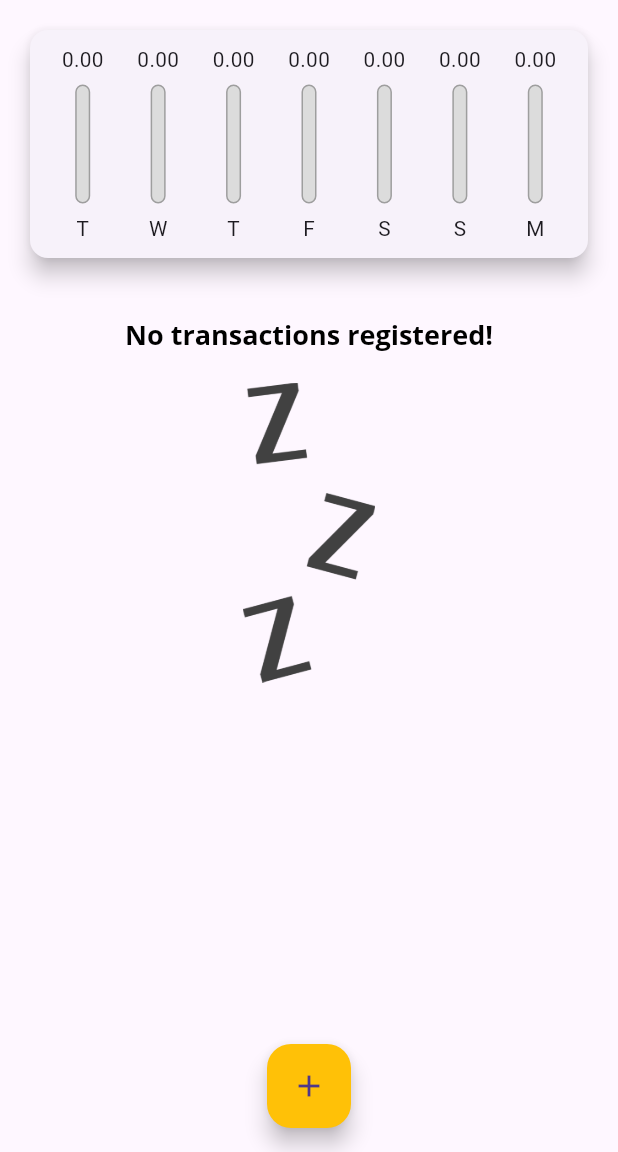
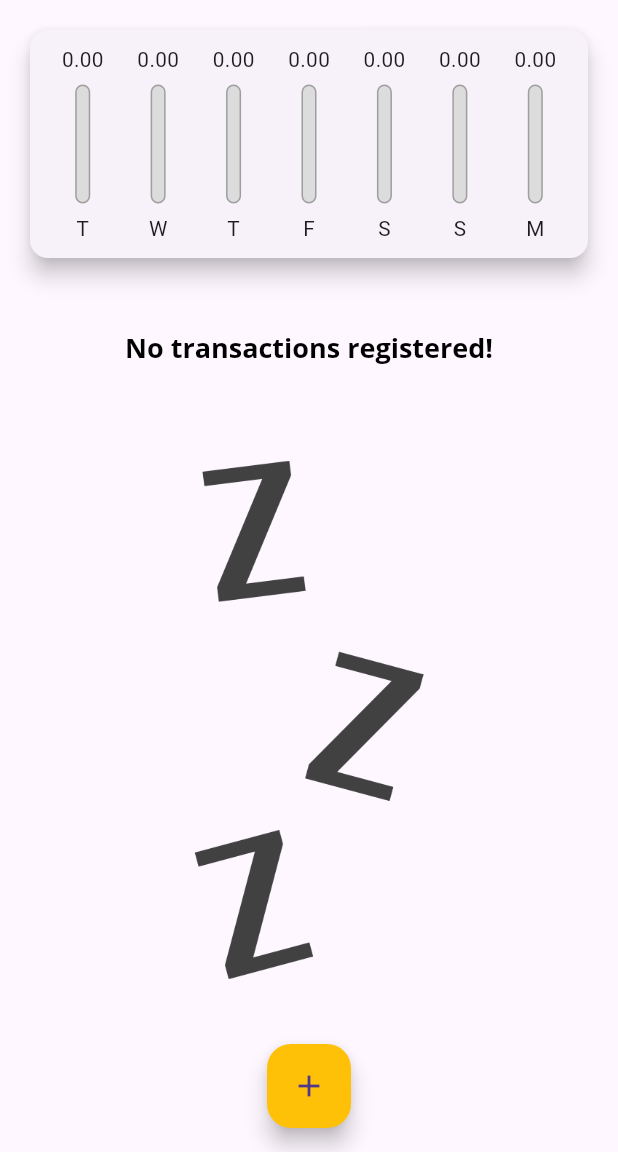
Before and after one commit to davisiqueira1/flutter_expenses_app, a Flutter app: the screen it shows after launch, on a phone screen of 412 x 824 dp, the part 84-1236 px from its top. Run offline on Flutter 3.47's test engine with Material 3 defaults, Android fonts, the phone set to English and light mode, and no system bars.

Commit message:
feat: add partial responsiveness to landscape orientation

```diff
--- a/lib/components/transaction_list.dart
+++ b/lib/components/transaction_list.dart
@@ -16,26 +16,35 @@ class TransactionList extends StatelessWidget {
   @override
   Widget build(BuildContext context) {
     return _transactions.isEmpty
-        ? Column(
+        ? LayoutBuilder(
+            builder: (ctx, constraints) {
+              return Column(
                 children: [
-              Container(
-                margin: const EdgeInsets.fromLTRB(0, 20, 0, 0),
+                  SizedBox(
+                    height: constraints.maxHeight * 0.05,
+                  ),
+                  SizedBox(
+                    height: constraints.maxHeight * 0.1,
                     child: Text(
                       "No transactions registered!",
                       style: Theme.of(context).textTheme.titleLarge,
                     ),
                   ),
-              Container(
-                margin: const EdgeInsets.fromLTRB(0, 20, 0, 0),
-                height: 200,
+                  SizedBox(
+                    height: constraints.maxHeight * 0.05,
+                  ),
+                  SizedBox(
+                    height: constraints.maxHeight * 0.6,
                     child: const Image(
                       image: AssetImage(
                         'assets/images/waiting.png',
                       ),
                       fit: BoxFit.cover,
                     ),
-              )
+                  ),
                 ],
+              );
+            },
           )
         : ListView.builder(
             itemCount: _transactions.length,
--- a/lib/main.dart
+++ b/lib/main.dart
@@ -54,6 +54,7 @@ class HomePage extends StatefulWidget {
 
 class _HomePageState extends State<HomePage> {
   final List<Transaction> _transactions = [];
+  bool _showChart = false;
 
   List<Transaction> get _recentTransactions => _transactions
       .where(
@@ -96,10 +97,25 @@ class _HomePageState extends State<HomePage> {
 
   @override
   Widget build(BuildContext context) {
+    bool _isLandscape =
+        MediaQuery.of(context).orientation == Orientation.landscape;
+
     final appBar = AppBar(
       backgroundColor: Theme.of(context).colorScheme.primary,
       title: const Text("Expenses"),
       actions: [
+        if (_isLandscape)
+          IconButton(
+            onPressed: () {
+              setState(() {
+                _showChart = !_showChart;
+              });
+            },
+            icon: Icon(
+              _showChart ? Icons.list : Icons.bar_chart_rounded,
+              color: Colors.white,
+            ),
+          ),
         IconButton(
             onPressed: () => _openFormModal(context),
             icon: const Icon(
@@ -118,12 +134,14 @@ class _HomePageState extends State<HomePage> {
         child: Column(
           crossAxisAlignment: CrossAxisAlignment.stretch,
           children: [
+            if (_showChart || !_isLandscape)
               SizedBox(
                 height: availableHeight * 0.25,
                 child: Chart(
                   transactions: _recentTransactions,
                 ),
               ),
+            if (!_showChart || !_isLandscape)
               SizedBox(
                 height: availableHeight * 0.75,
                 child: TransactionList(
```
Lines whose indentation alone changed are shown as unchanged.
